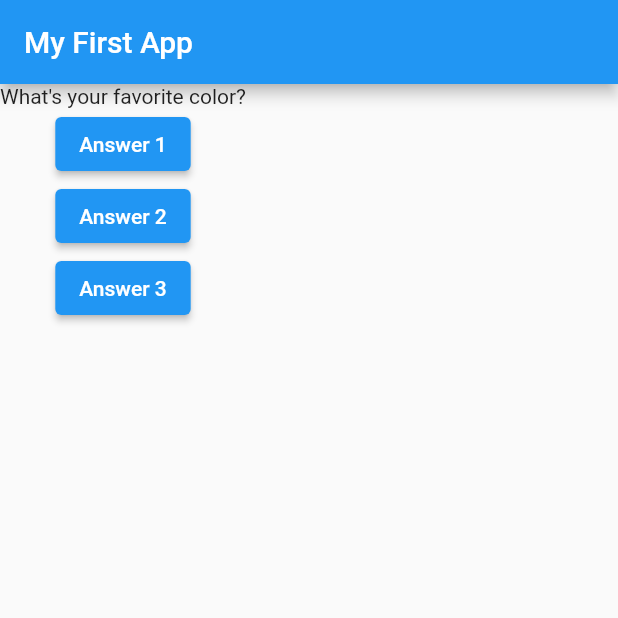
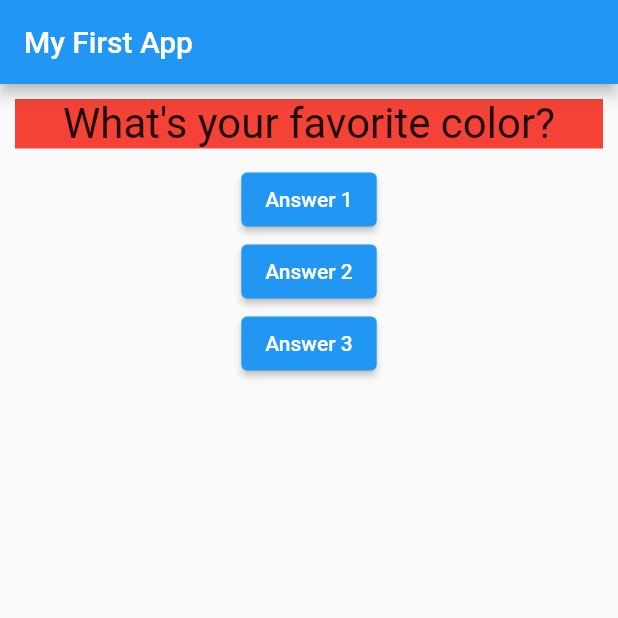
Before and after one commit to kong-hub/Flutter-Guide-Udemy, a Flutter app: the screen it shows after launch, on a phone screen of 412 x 824 dp, the top half of it. Run offline on Flutter 3.47's test engine with Material 2 defaults, Android fonts, the phone set to English and light mode, and no system bars.

Commit message:
Added First styling and layouting

```diff
--- a/lib/question.dart
+++ b/lib/question.dart
@@ -7,6 +7,14 @@
 
   @override
   Widget build(BuildContext context) {
-    return Text(questionText);
+    return Container(
+        color: Colors.red,
+        width: double.infinity,
+        margin: EdgeInsets.all(10),
+        child: Text(
+          questionText,
+          style: TextStyle(fontSize: 28),
+          textAlign: TextAlign.center,
+        ));
   }
 }
```
